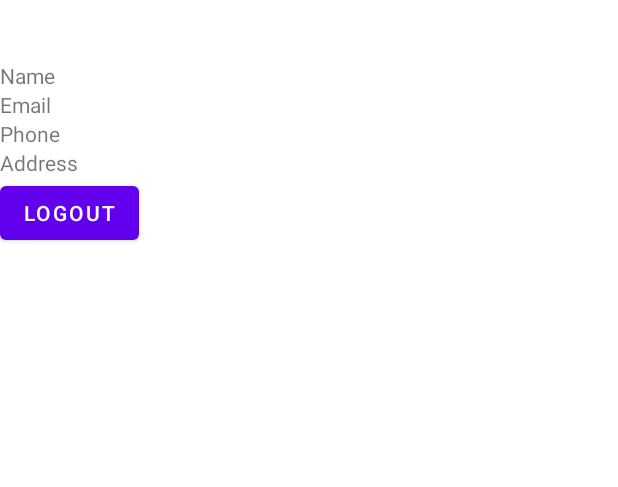
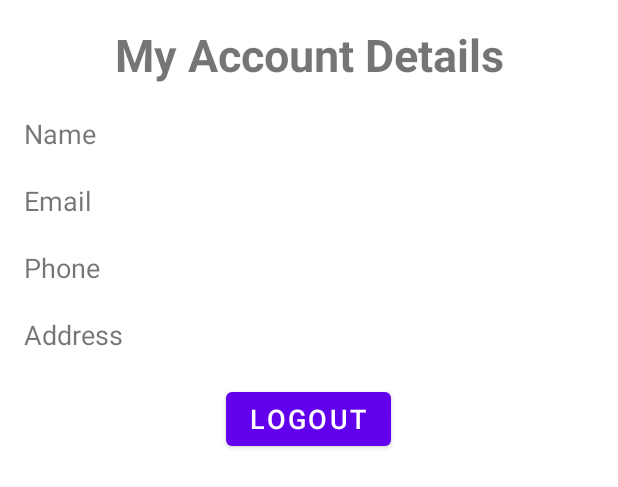
Before and after one commit to joelmarodrigues/TheGreensShop_App, an Android app: the layout activity_user_details.xml on its own in the app's theme, with its tools: preview values and no code run, on a phone screen of 412 x 824 dp. Shown: the top 487 px of the screen. Run offline under Robolectric (Android 15) with nearby library versions, the phone set to English and light mode, and no system bars.

Commit message:
No progress

```diff
--- a/app/build.gradle
+++ b/app/build.gradle
@@ -41,6 +41,7 @@ dependencies {
     implementation 'androidx.constraintlayout:constraintlayout:2.1.4'
     implementation 'androidx.core:core-ktx:1.10.0'
     implementation 'androidx.mediarouter:mediarouter:1.4.0'
+
     testImplementation 'junit:junit:4.13.2'
     androidTestImplementation 'androidx.test.ext:junit:1.1.5'
     androidTestImplementation 'androidx.test.espresso:espresso-core:3.5.1'
@@ -58,4 +59,6 @@ dependencies {
 
     implementation 'com.google.android.material:material:1.8.0'
     implementation 'androidx.viewpager2:viewpager2:1.0.0'
+
+    implementation 'com.google.firebase:firebase-messaging:23.1.2'
 }
--- a/app/src/main/java/com/example/thegreensshop_app/activities/OrdersActivity.kt
+++ b/app/src/main/java/com/example/thegreensshop_app/activities/OrdersActivity.kt
@@ -8,5 +8,10 @@ class OrdersActivity : AppCompatActivity() {
     override fun onCreate(savedInstanceState: Bundle?) {
         super.onCreate(savedInstanceState)
         setContentView(R.layout.activity_orders)
+
+        supportActionBar?.hide()
+
+
+
     }
 }
--- /dev/null
+++ b/app/src/main/res/drawable/ic_login.xml
@@ -0,0 +1,5 @@
+<vector android:autoMirrored="true" android:height="24dp"
+    android:tint="#FFFFFF" android:viewportHeight="24"
+    android:viewportWidth="24" android:width="24dp" xmlns:android="http://schemas.android.com/apk/res/android">
+    <path android:fillColor="@android:color/white" android:pathData="M11,7L9.6,8.4l2.6,2.6H2v2h10.2l-2.6,2.6L11,17l5,-5L11,7zM20,19h-8v2h8c1.1,0 2,-0.9 2,-2V5c0,-1.1 -0.9,-2 -2,-2h-8v2h8V19z"/>
+</vector>
--- a/app/src/main/res/layout/activity_login.xml
+++ b/app/src/main/res/layout/activity_login.xml
@@ -57,7 +57,8 @@
         android:textColor="@color/white"
         android:textSize="18sp"
         button:cornerRadius="10dp"
-        tools:ignore="VisualLintButtonSize" />
+        android:drawableStart="@drawable/ic_login" />
+
 
     <Button
         android:id="@+id/signup_button"
--- a/app/src/main/res/layout/activity_user_details.xml
+++ b/app/src/main/res/layout/activity_user_details.xml
@@ -2,44 +2,69 @@
 <LinearLayout xmlns:android="http://schemas.android.com/apk/res/android"
     android:orientation="vertical"
     android:layout_width="match_parent"
-    android:layout_height="match_parent">
+    android:layout_height="match_parent"
+    android:layout_margin="16dp">
 
     <TextView
         android:id="@+id/greetings"
         android:layout_width="match_parent"
         android:layout_height="wrap_content"
         android:textAlignment="center"
+        android:text="@string/my_account_details"
         android:textSize="30sp"
-        android:textStyle="bold" />
+        android:textStyle="bold"
+        android:layout_marginBottom="10dp" />
 
     <TextView
         android:id="@+id/name_textview"
         android:layout_width="wrap_content"
         android:layout_height="wrap_content"
-        android:text="@string/username" />
+        android:textSize="18sp"
+        android:text="@string/username"
+        android:layout_marginTop="10dp"
+        android:layout_marginBottom="10dp"
+        android:lineSpacingExtra="8dp" />
+
 
     <TextView
         android:id="@+id/email_textview"
         android:layout_width="wrap_content"
         android:layout_height="wrap_content"
+        android:textSize="18sp"
+        android:layout_marginTop="10dp"
+        android:layout_marginBottom="10dp"
+        android:lineSpacingExtra="8dp"
         android:text="@string/e_mail" />
 
     <TextView
         android:id="@+id/phone_textview"
         android:layout_width="wrap_content"
         android:layout_height="wrap_content"
+        android:textSize="18sp"
+        android:layout_marginTop="10dp"
+        android:layout_marginBottom="10dp"
+        android:lineSpacingExtra="8dp"
         android:text="@string/phone" />
 
     <TextView
         android:id="@+id/address_textview"
         android:layout_width="wrap_content"
         android:layout_height="wrap_content"
+        android:textSize="18sp"
+        android:layout_marginTop="10dp"
+        android:layout_marginBottom="10dp"
+        android:lineSpacingExtra="8dp"
         android:text="@string/address" />
 
     <Button
         android:id="@+id/logout_button"
         android:layout_width="wrap_content"
         android:layout_height="wrap_content"
+        android:layout_gravity="center"
+        android:layout_margin="10dp"
+        android:textSize="18sp"
+        android:textColor="#FFFFFF"
         android:text="@string/logout" />
 
+
 </LinearLayout>
--- a/build.gradle
+++ b/build.gradle
@@ -19,7 +19,7 @@ buildscript {
 plugins {
     id 'com.android.application' version '7.4.2' apply false
     id 'com.android.library' version '7.4.2' apply false
-    id 'org.jetbrains.kotlin.android' version '1.8.0' apply false
+    id 'org.jetbrains.kotlin.android' version '1.8.21' apply false
 }
 
 task clean(type: Delete) {
```
Also changed, not shown: app/src/main/AndroidManifest.xml (+12 -4 lines), app/src/main/java/com/example/thegreensshop_app/activities/LoginActivity.kt (+29 -4 lines), app/src/main/java/com/example/thegreensshop_app/activities/SignupActivity.kt (+11 -7 lines), app/src/main/java/com/example/thegreensshop_app/activities/UserDetailsActivity.kt (+26 -10 lines), app/src/main/java/com/example/thegreensshop_app/models/Address.kt (+17 -6 lines), app/src/main/java/com/example/thegreensshop_app/models/MyFirebaseMessagingService.kt (added, +21 -0 lines), app/src/main/java/com/example/thegreensshop_app/models/Name.kt (+10 -1 lines), app/src/main/res/layout/activity_orders.xml (+32 -4 lines), app/src/main/res/values/colors.xml (+11 -0 lines).
